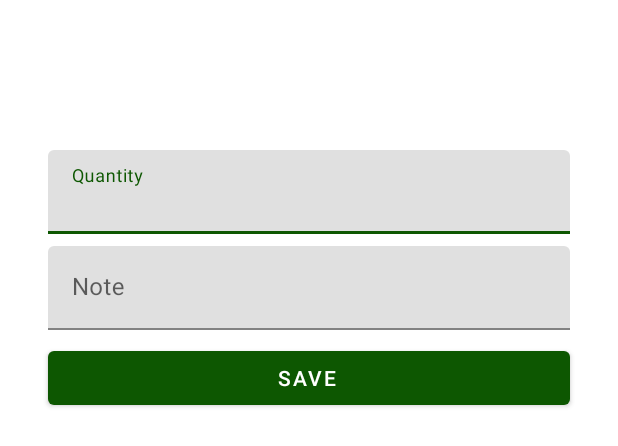
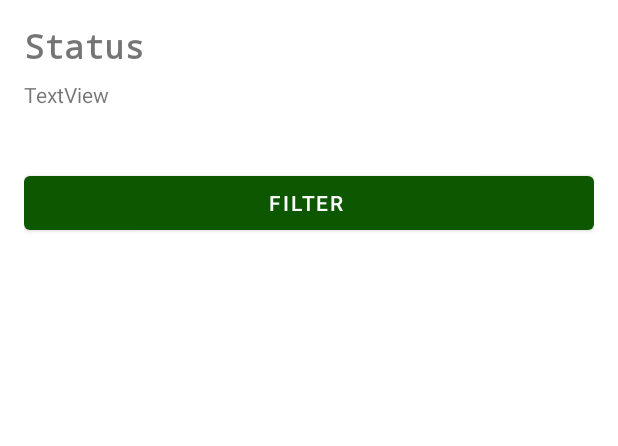
Before and after one commit to herdal06/BreakingBad, an Android app: the layout fragment_filter_characters.xml on its own in the app's theme, with its tools: preview values and no code run, on a phone screen of 412 x 824 dp. Shown: the top 446 px of the screen. Run offline under Robolectric (Android 15) with nearby library versions, the phone set to English and light mode, and no system bars; network calls fail.

Commit message:
Change bottom dialog fragment design

```diff
--- a/app/src/main/java/com/herdal/breakingbad/presentation/filtercharacter/FilterCharactersFragment.kt
+++ b/app/src/main/java/com/herdal/breakingbad/presentation/filtercharacter/FilterCharactersFragment.kt
@@ -5,8 +5,14 @@ import android.view.LayoutInflater
 import android.view.View
 import android.view.ViewGroup
 import androidx.fragment.app.viewModels
+import androidx.navigation.fragment.findNavController
+import androidx.recyclerview.widget.LinearLayoutManager
+import androidx.recyclerview.widget.StaggeredGridLayoutManager
 import com.google.android.material.bottomsheet.BottomSheetDialogFragment
+import com.herdal.breakingbad.R
 import com.herdal.breakingbad.databinding.FragmentFilterCharactersBinding
+import com.herdal.breakingbad.presentation.characters.adapter.CharacterItemDecorator
+import com.herdal.breakingbad.presentation.filtercharacter.adapter.FilterCharacterAdapter
 import dagger.hilt.android.AndroidEntryPoint
 
 @AndroidEntryPoint
@@ -18,6 +24,9 @@ class FilterCharactersFragment : BottomSheetDialogFragment() {
     // onDestroyView.
     private val binding get() = _binding!!
     private val viewModel: FilterCharactersViewModel by viewModels()
+    private val characterStatusAdapter: FilterCharacterAdapter by lazy {
+        FilterCharacterAdapter()
+    }
 
     override fun onCreateView(
         inflater: LayoutInflater,
@@ -30,7 +39,14 @@ class FilterCharactersFragment : BottomSheetDialogFragment() {
 
     override fun onViewCreated(view: View, savedInstanceState: Bundle?) {
         super.onViewCreated(view, savedInstanceState)
+        setupRecyclerView()
+    }
 
+    private fun setupRecyclerView() = with(binding) {
+        recyclerViewCharacterStatus.apply {
+            setHasFixedSize(true)
+            adapter = characterStatusAdapter
+        }
     }
 
     override fun onDestroyView() {
--- /dev/null
+++ b/app/src/main/java/com/herdal/breakingbad/presentation/filtercharacter/adapter/FilterCharacterAdapter.kt
@@ -0,0 +1,37 @@
+package com.herdal.breakingbad.presentation.filtercharacter.adapter
+
+import android.view.LayoutInflater
+import android.view.ViewGroup
+import androidx.recyclerview.widget.RecyclerView
+import com.herdal.breakingbad.base.BaseListAdapter
+import com.herdal.breakingbad.data.remote.model.character.Character
+import com.herdal.breakingbad.databinding.ItemFilterCharacterBinding
+
+
+class FilterCharacterAdapter() :
+    BaseListAdapter<Character>(
+        itemsSame = { old, new -> old.char_id == new.char_id },
+        contentsSame = { old, new -> old == new }
+    ) {
+    override fun onCreateViewHolder(
+        parent: ViewGroup,
+        inflater: LayoutInflater,
+        viewType: Int
+    ): RecyclerView.ViewHolder {
+        return FilterCharacterViewHolder(
+            ItemFilterCharacterBinding.inflate(
+                LayoutInflater.from(parent.context),
+                parent,
+                false
+            )
+        )
+    }
+
+    override fun onBindViewHolder(holder: RecyclerView.ViewHolder, position: Int) {
+        when (holder) {
+            is FilterCharacterViewHolder -> {
+                getItem(position)?.let { character -> holder.bind(character) }
+            }
+        }
+    }
+}
--- /dev/null
+++ b/app/src/main/java/com/herdal/breakingbad/presentation/filtercharacter/adapter/FilterCharacterViewHolder.kt
@@ -0,0 +1,14 @@
+package com.herdal.breakingbad.presentation.filtercharacter.adapter
+
+import androidx.recyclerview.widget.RecyclerView
+import com.herdal.breakingbad.data.remote.model.character.Character
+import com.herdal.breakingbad.databinding.ItemFilterCharacterBinding
+
+class FilterCharacterViewHolder(
+    private val binding: ItemFilterCharacterBinding
+) : RecyclerView.ViewHolder(binding.root) {
+
+    fun bind(character: Character) = with(binding) {
+        btnFilter.text = character.status
+    }
+}
--- a/app/src/main/res/layout/fragment_filter_characters.xml
+++ b/app/src/main/res/layout/fragment_filter_characters.xml
@@ -3,59 +3,45 @@
     xmlns:app="http://schemas.android.com/apk/res-auto"
     xmlns:tools="http://schemas.android.com/tools"
     android:layout_width="match_parent"
-    android:layout_height="300dp"
+    android:layout_height="wrap_content"
     android:padding="@dimen/activity_horizontal_margin">
 
-    <com.google.android.material.textfield.TextInputLayout
-        android:id="@+id/tfInputWeight"
-        android:layout_width="match_parent"
+    <Button
+        android:id="@+id/btnfilter"
+        style="@style/Widget.MaterialComponents.Button.Icon"
+        android:layout_width="0dp"
         android:layout_height="wrap_content"
-        android:layout_marginStart="16dp"
-        android:layout_marginEnd="16dp"
-        android:hint="Quantity"
-        app:layout_constraintBottom_toTopOf="@+id/tfInputNote"
+        android:layout_marginVertical="@dimen/space_8"
+        android:text="FILTER"
+        app:iconGravity="textStart"
+        app:layout_constraintBottom_toBottomOf="parent"
         app:layout_constraintEnd_toEndOf="parent"
-        app:layout_constraintStart_toStartOf="parent">
+        app:layout_constraintHorizontal_bias="0.781"
+        app:layout_constraintStart_toStartOf="parent"
+        app:layout_constraintTop_toBottomOf="@+id/recyclerViewCharacterStatus" />
 
-        <com.google.android.material.textfield.TextInputEditText
-            android:id="@+id/til_input_quantity"
-            android:layout_width="match_parent"
-            android:layout_height="wrap_content"
-            android:inputType="numberDecimal"
-            android:maxLength="5" />
+    <TextView
+        android:id="@+id/textView8"
+        android:layout_width="wrap_content"
+        android:layout_height="wrap_content"
+        android:text="Status"
+        android:textSize="22sp"
+        android:textStyle="bold"
+        android:typeface="monospace"
+        app:layout_constraintStart_toStartOf="parent"
+        app:layout_constraintTop_toTopOf="parent" />
 
-    </com.google.android.material.textfield.TextInputLayout>
-
-    <com.google.android.material.textfield.TextInputLayout
-        android:id="@+id/tfInputNote"
-        android:layout_width="match_parent"
-        android:layout_height="wrap_content"
-        android:layout_marginStart="16dp"
-        android:layout_marginTop="@dimen/space_8"
-        android:layout_marginEnd="16dp"
-        android:hint="Note"
+    <androidx.recyclerview.widget.RecyclerView
+        android:id="@+id/recyclerViewCharacterStatus"
+        android:layout_width="0dp"
+        android:layout_height="50dp"
+        android:layout_marginTop="8dp"
+        android:orientation="horizontal"
+        app:layoutManager="androidx.recyclerview.widget.LinearLayoutManager"
+        app:layout_constraintBottom_toTopOf="@+id/btnfilter"
         app:layout_constraintEnd_toEndOf="parent"
         app:layout_constraintStart_toStartOf="parent"
-        app:layout_constraintTop_toBottomOf="@+id/tfInputWeight">
-
-        <com.google.android.material.textfield.TextInputEditText
-            android:id="@+id/til_input_name"
-            android:layout_width="match_parent"
-            android:layout_height="wrap_content" />
-
-    </com.google.android.material.textfield.TextInputLayout>
-
-    <Button
-        android:id="@+id/btnSave"
-        android:layout_width="0dp"
-        style="@style/Widget.MaterialComponents.Button.Icon"
-        android:layout_marginVertical="@dimen/space_8"
-        android:layout_height="wrap_content"
-        android:text="Save"
-        app:iconGravity ="textStart"
-        app:layout_constraintBottom_toBottomOf="parent"
-        app:layout_constraintEnd_toEndOf="@+id/tfInputNote"
-        app:layout_constraintStart_toStartOf="@+id/tfInputNote"
-        app:layout_constraintTop_toBottomOf="@+id/tfInputNote" />
+        app:layout_constraintTop_toBottomOf="@+id/textView8"
+        tools:listitem="@layout/item_filter_character" />
 
 </androidx.constraintlayout.widget.ConstraintLayout>
--- /dev/null
+++ b/app/src/main/res/layout/item_filter_character.xml
@@ -0,0 +1,15 @@
+<?xml version="1.0" encoding="utf-8"?>
+<androidx.constraintlayout.widget.ConstraintLayout xmlns:android="http://schemas.android.com/apk/res/android"
+    xmlns:app="http://schemas.android.com/apk/res-auto"
+    xmlns:tools="http://schemas.android.com/tools"
+    android:layout_width="match_parent"
+    android:layout_height="match_parent">
+
+    <TextView
+        android:id="@+id/btnFilter"
+        android:layout_width="wrap_content"
+        android:layout_height="wrap_content"
+        android:text="TextView"
+        app:layout_constraintStart_toStartOf="parent"
+        app:layout_constraintTop_toTopOf="parent" />
+</androidx.constraintlayout.widget.ConstraintLayout>
```
